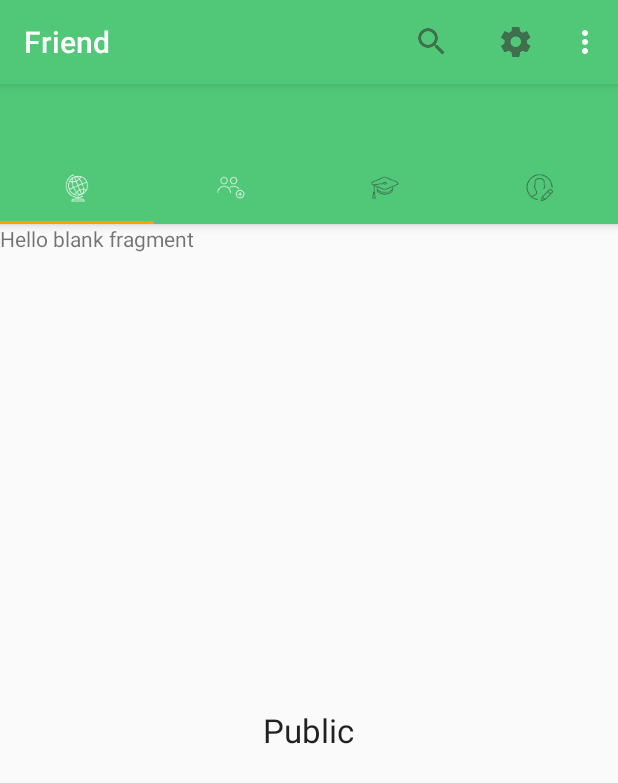
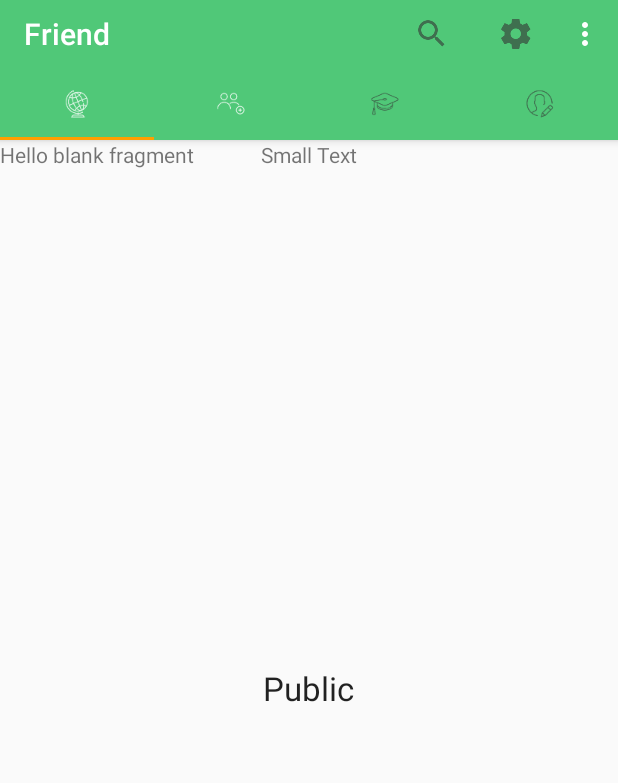
Before and after one commit to TUdeveloper/TeachU3.0.1, an Android app: the FragmentPublic screen opened directly, with no data from a screen before it, on a phone screen of 412 x 824 dp. Shown: the top 783 px of the screen. Run offline under Robolectric (Android 15) with nearby library versions, the phone set to English and light mode, and no system bars.

Commit message:
branch point

```diff
--- a/app/src/main/AndroidManifest.xml
+++ b/app/src/main/AndroidManifest.xml
@@ -31,7 +31,7 @@
         <activity
             android:name=".ActivityMainTab"
             android:label="@string/app_name"
-            android:theme="@style/AppTheme" >
+            android:theme="@style/AppTheme.NoActionBar">
         </activity>
         <activity
             android:name=".SubMake"
--- a/app/src/main/res/layout/fragment_fragment_public.xml
+++ b/app/src/main/res/layout/fragment_fragment_public.xml
@@ -18,4 +18,12 @@
         android:id="@+id/btn_public"
         android:layout_gravity="center" />
 
+    <TextView
+        android:layout_width="wrap_content"
+        android:layout_height="wrap_content"
+        android:textAppearance="?android:attr/textAppearanceSmall"
+        android:text="Small Text"
+        android:id="@+id/textView9"
+        android:layout_gravity="center_horizontal|top" />
+
 </FrameLayout>
```
